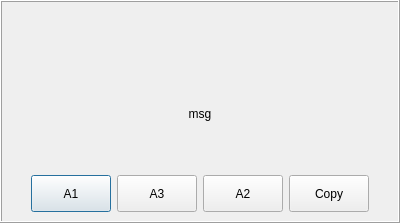
End1-1/Cafe5, file Cafe5/c5message.ui: the form before one commit.
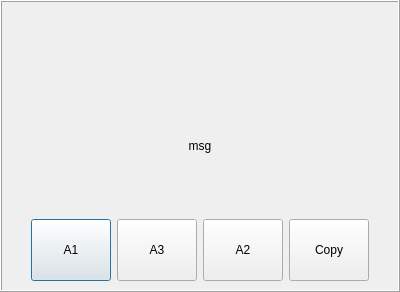
The form after the commit. Icons and pictures are not drawn.

Diff of the .ui file:
```diff
--- a/Cafe5/c5message.ui
+++ b/Cafe5/c5message.ui
@@ -7,7 +7,7 @@
     <x>0</x>
     <y>0</y>
     <width>400</width>
-    <height>223</height>
+    <height>292</height>
    </rect>
   </property>
   <property name="sizePolicy">
@@ -24,7 +24,7 @@
   </property>
   <property name="maximumSize">
    <size>
-    <width>16777215</width>
+    <width>800</width>
     <height>16777215</height>
    </size>
   </property>
```
